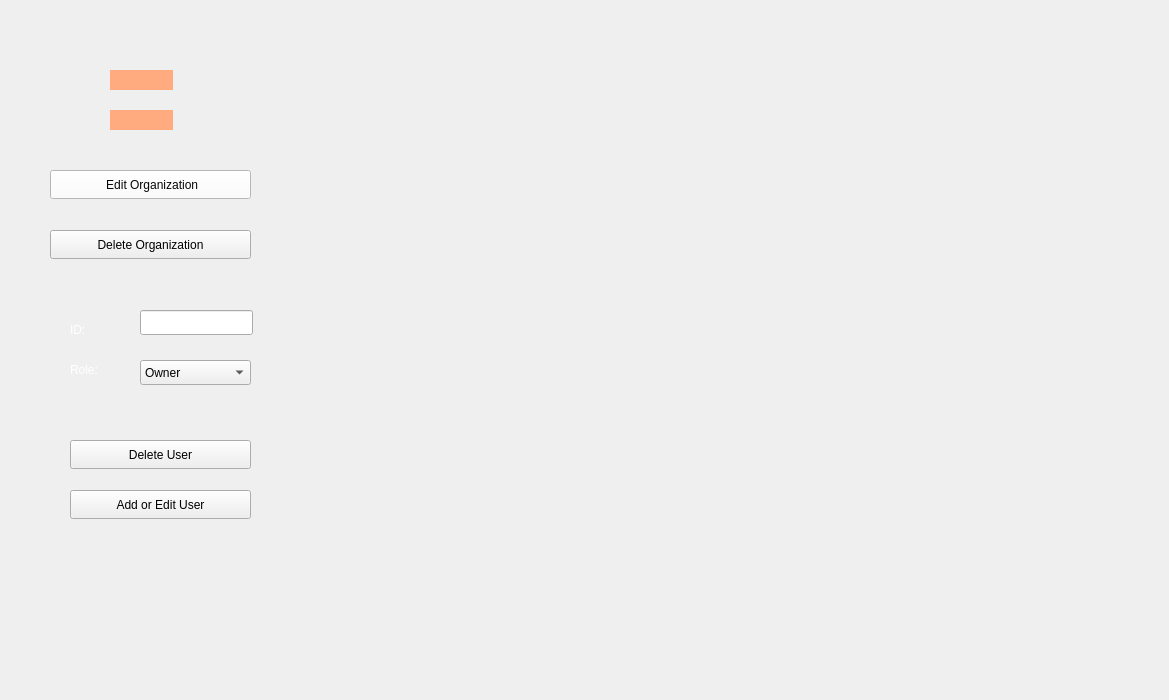
Qt form client_apProject/orgdialog.ui (sabasheikhi/ap_project) before a commit.
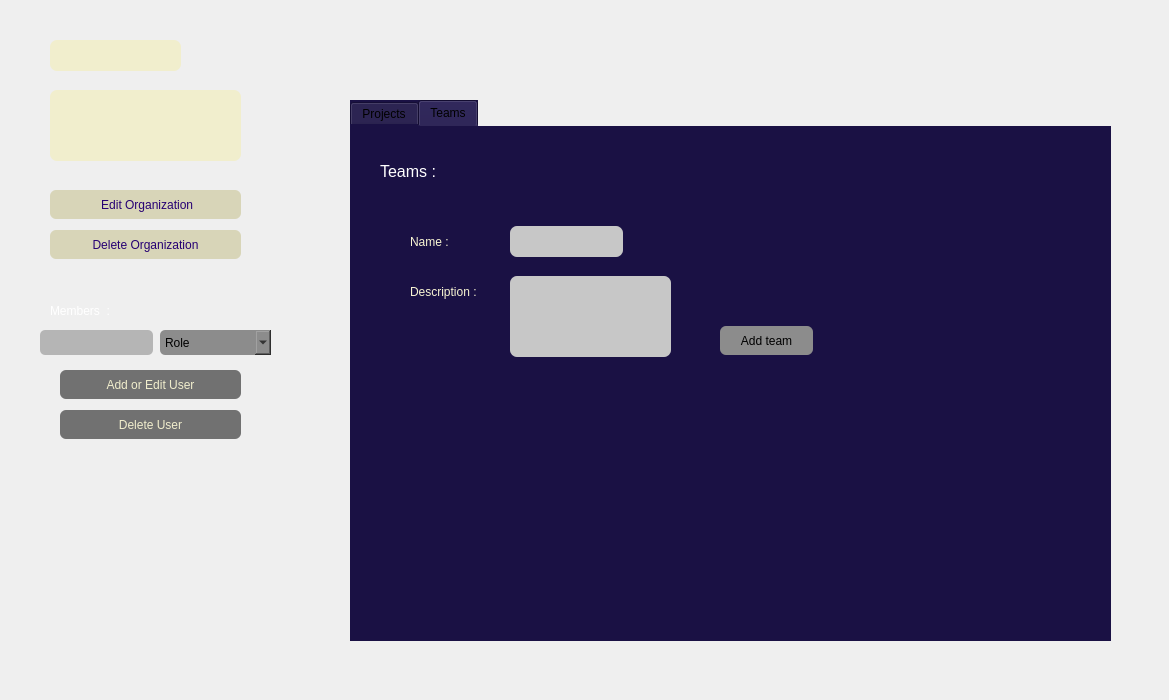
The same form after that commit. Icons and pictures are not drawn.

Commit message:
project and team dialog created
project and team dialog created and functions for them handle.

The edit to the form file:
```diff
--- a/client_apProject/orgdialog.ui
+++ b/client_apProject/orgdialog.ui
@@ -33,14 +33,15 @@
    <property name="geometry">
     <rect>
      <x>50</x>
-     <y>170</y>
-     <width>201</width>
+     <y>190</y>
+     <width>191</width>
      <height>29</height>
     </rect>
    </property>
    <property name="styleSheet">
-    <string notr="true">color: rgb(7, 7, 7);
-background-color: rgb(255, 255, 255);</string>
+    <string notr="true">color: rgb(38, 0, 115);
+background-color: rgb(216, 213, 184);
+border-radius:6px;</string>
    </property>
    <property name="text">
     <string> Edit Organization</string>
@@ -51,10 +52,15 @@
     <rect>
      <x>50</x>
      <y>230</y>
-     <width>201</width>
+     <width>191</width>
      <height>29</height>
     </rect>
    </property>
+   <property name="styleSheet">
+    <string notr="true">color: rgb(38, 0, 115);
+background-color: rgb(216, 213, 184);
+border-radius:6px;</string>
+   </property>
    <property name="text">
     <string>Delete Organization</string>
    </property>
@@ -62,15 +68,19 @@
   <widget class="QComboBox" name="roleComboBox">
    <property name="geometry">
     <rect>
-     <x>140</x>
-     <y>360</y>
+     <x>160</x>
+     <y>330</y>
      <width>111</width>
      <height>25</height>
     </rect>
    </property>
+   <property name="styleSheet">
+    <string notr="true">border-radius:5px;
+background-color: rgb(140, 140, 140);</string>
+   </property>
    <item>
     <property name="text">
-     <string>Owner</string>
+     <string notr="true">Role</string>
     </property>
    </item>
    <item>
@@ -84,57 +94,50 @@
     </property>
    </item>
   </widget>
-  <widget class="QLabel" name="roleLabel">
-   <property name="geometry">
-    <rect>
-     <x>70</x>
-     <y>360</y>
-     <width>41</width>
-     <height>20</height>
-    </rect>
-   </property>
-   <property name="styleSheet">
-    <string notr="true">color: rgb(255, 255, 255);</string>
-   </property>
-   <property name="text">
-    <string>Role:</string>
-   </property>
-  </widget>
   <widget class="QLabel" name="idLabel">
    <property name="geometry">
     <rect>
-     <x>70</x>
-     <y>320</y>
-     <width>31</width>
-     <height>20</height>
+     <x>50</x>
+     <y>300</y>
+     <width>101</width>
+     <height>21</height>
     </rect>
    </property>
    <property name="styleSheet">
     <string notr="true">color: rgb(255, 255, 255);</string>
    </property>
    <property name="text">
-    <string>ID:</string>
+    <string>Members  :</string>
    </property>
   </widget>
   <widget class="QLineEdit" name="idLineEdit">
    <property name="geometry">
     <rect>
-     <x>140</x>
-     <y>310</y>
+     <x>40</x>
+     <y>330</y>
      <width>113</width>
      <height>25</height>
     </rect>
    </property>
+   <property name="styleSheet">
+    <string notr="true">border-radius:5px;
+background-color: rgb(181, 181, 181);</string>
+   </property>
   </widget>
   <widget class="QPushButton" name="delete_user">
    <property name="geometry">
     <rect>
-     <x>70</x>
-     <y>440</y>
+     <x>60</x>
+     <y>410</y>
      <width>181</width>
      <height>29</height>
     </rect>
    </property>
+   <property name="styleSheet">
+    <string notr="true">color: rgb(241, 238, 205);
+background-color: rgb(113, 113, 113);
+border-radius:6px;</string>
+   </property>
    <property name="text">
     <string>Delete User</string>
    </property>
@@ -142,12 +145,17 @@
   <widget class="QPushButton" name="addOrEditUser">
    <property name="geometry">
     <rect>
-     <x>70</x>
-     <y>490</y>
+     <x>60</x>
+     <y>370</y>
      <width>181</width>
      <height>29</height>
     </rect>
    </property>
+   <property name="styleSheet">
+    <string notr="true">color: rgb(241, 238, 205);
+background-color: rgb(113, 113, 113);
+border-radius:6px;</string>
+   </property>
    <property name="text">
     <string>Add or Edit User</string>
    </property>
@@ -155,15 +163,16 @@
   <widget class="QLabel" name="nameLabel">
    <property name="geometry">
     <rect>
-     <x>110</x>
-     <y>70</y>
-     <width>63</width>
-     <height>20</height>
+     <x>50</x>
+     <y>40</y>
+     <width>131</width>
+     <height>31</height>
     </rect>
    </property>
    <property name="styleSheet">
-    <string notr="true">color: rgb(255, 255, 255);
-background-color: rgb(255, 170, 127);</string>
+    <string notr="true">color: rgb(0, 0, 157);
+background-color: rgb(241, 238, 205);
+border-radius:7px;</string>
    </property>
    <property name="text">
     <string/>
@@ -172,20 +181,275 @@
   <widget class="QLabel" name="descriptionLabel">
    <property name="geometry">
     <rect>
-     <x>110</x>
-     <y>110</y>
-     <width>63</width>
-     <height>20</height>
+     <x>50</x>
+     <y>90</y>
+     <width>191</width>
+     <height>71</height>
     </rect>
    </property>
    <property name="styleSheet">
-    <string notr="true">color: rgb(255, 255, 255);
-background-color: rgb(255, 170, 127);</string>
+    <string notr="true">color: rgb(0, 0, 157);
+background-color: rgb(241, 238, 205);
+border-radius:7px;</string>
    </property>
    <property name="text">
     <string/>
    </property>
   </widget>
+  <widget class="QTabWidget" name="tabWidget">
+   <property name="geometry">
+    <rect>
+     <x>350</x>
+     <y>100</y>
+     <width>761</width>
+     <height>541</height>
+    </rect>
+   </property>
+   <property name="styleSheet">
+    <string notr="true">background-color: rgb(26, 17, 68);
+border-color: rgb(26, 17, 68);
+</string>
+   </property>
+   <property name="currentIndex">
+    <number>1</number>
+   </property>
+   <widget class="QWidget" name="Projects">
+    <property name="styleSheet">
+     <string notr="true">background-color: rgb(26, 17, 68);</string>
+    </property>
+    <attribute name="title">
+     <string>Projects</string>
+    </attribute>
+    <widget class="QPushButton" name="addproject">
+     <property name="geometry">
+      <rect>
+       <x>390</x>
+       <y>220</y>
+       <width>93</width>
+       <height>29</height>
+      </rect>
+     </property>
+     <property name="styleSheet">
+      <string notr="true">background-color: rgb(140, 140, 140);
+border-radius:6px;</string>
+     </property>
+     <property name="text">
+      <string>Add project</string>
+     </property>
+    </widget>
+    <widget class="QLabel" name="projectlabel">
+     <property name="geometry">
+      <rect>
+       <x>30</x>
+       <y>30</y>
+       <width>111</width>
+       <height>31</height>
+      </rect>
+     </property>
+     <property name="font">
+      <font>
+       <pointsize>12</pointsize>
+      </font>
+     </property>
+     <property name="styleSheet">
+      <string notr="true">color: rgb(255, 255, 255);</string>
+     </property>
+     <property name="text">
+      <string>Projects :</string>
+     </property>
+    </widget>
+    <widget class="QLabel" name="label_3">
+     <property name="geometry">
+      <rect>
+       <x>70</x>
+       <y>120</y>
+       <width>71</width>
+       <height>31</height>
+      </rect>
+     </property>
+     <property name="styleSheet">
+      <string notr="true">color: rgb(248, 245, 211);</string>
+     </property>
+     <property name="text">
+      <string>Name :</string>
+     </property>
+    </widget>
+    <widget class="QLabel" name="label_4">
+     <property name="geometry">
+      <rect>
+       <x>70</x>
+       <y>170</y>
+       <width>91</width>
+       <height>31</height>
+      </rect>
+     </property>
+     <property name="styleSheet">
+      <string notr="true">color: rgb(248, 245, 211);</string>
+     </property>
+     <property name="text">
+      <string>Description :</string>
+     </property>
+    </widget>
+    <widget class="QLineEdit" name="project_name_2">
+     <property name="geometry">
+      <rect>
+       <x>200</x>
+       <y>120</y>
+       <width>113</width>
+       <height>31</height>
+      </rect>
+     </property>
+     <property name="styleSheet">
+      <string notr="true">background-color: rgb(199, 199, 199);
+border-radius:7px;</string>
+     </property>
+    </widget>
+    <widget class="QTextEdit" name="projectdes_2">
+     <property name="geometry">
+      <rect>
+       <x>200</x>
+       <y>170</y>
+       <width>161</width>
+       <height>81</height>
+      </rect>
+     </property>
+     <property name="styleSheet">
+      <string notr="true">background-color: rgb(199, 199, 199);
+border-radius:7px;</string>
+     </property>
+    </widget>
+    <widget class="QWidget" name="horizontalLayoutWidget">
+     <property name="geometry">
+      <rect>
+       <x>40</x>
+       <y>310</y>
+       <width>651</width>
+       <height>161</height>
+      </rect>
+     </property>
+     <layout class="QHBoxLayout" name="prolay"/>
+    </widget>
+   </widget>
+   <widget class="QWidget" name="Teams">
+    <property name="styleSheet">
+     <string notr="true">background-color: rgb(26, 17, 68);</string>
+    </property>
+    <attribute name="title">
+     <string>Teams</string>
+    </attribute>
+    <widget class="QLabel" name="teamlabel">
+     <property name="geometry">
+      <rect>
+       <x>30</x>
+       <y>30</y>
+       <width>71</width>
+       <height>31</height>
+      </rect>
+     </property>
+     <property name="font">
+      <font>
+       <pointsize>12</pointsize>
+       <italic>false</italic>
+       <bold>false</bold>
+      </font>
+     </property>
+     <property name="styleSheet">
+      <string notr="true">color: rgb(255, 255, 255);</string>
+     </property>
+     <property name="text">
+      <string>Teams :</string>
+     </property>
+    </widget>
+    <widget class="QPushButton" name="addteam">
+     <property name="geometry">
+      <rect>
+       <x>370</x>
+       <y>200</y>
+       <width>93</width>
+       <height>29</height>
+      </rect>
+     </property>
+     <property name="styleSheet">
+      <string notr="true">background-color: rgb(140, 140, 140);
+border-radius:6px;</string>
+     </property>
+     <property name="text">
+      <string>Add team</string>
+     </property>
+    </widget>
+    <widget class="QLineEdit" name="team_name">
+     <property name="geometry">
+      <rect>
+       <x>160</x>
+       <y>100</y>
+       <width>113</width>
+       <height>31</height>
+      </rect>
+     </property>
+     <property name="styleSheet">
+      <string notr="true">background-color: rgb(199, 199, 199);
+border-radius:7px;</string>
+     </property>
+    </widget>
+    <widget class="QTextEdit" name="teamdes">
+     <property name="geometry">
+      <rect>
+       <x>160</x>
+       <y>150</y>
+       <width>161</width>
+       <height>81</height>
+      </rect>
+     </property>
+     <property name="styleSheet">
+      <string notr="true">background-color: rgb(199, 199, 199);
+border-radius:7px;</string>
+     </property>
+    </widget>
+    <widget class="QLabel" name="label">
+     <property name="geometry">
+      <rect>
+       <x>60</x>
+       <y>100</y>
+       <width>71</width>
+       <height>31</height>
+      </rect>
+     </property>
+     <property name="styleSheet">
+      <string notr="true">color: rgb(248, 245, 211);</string>
+     </property>
+     <property name="text">
+      <string>Name :</string>
+     </property>
+    </widget>
+    <widget class="QLabel" name="label_2">
+     <property name="geometry">
+      <rect>
+       <x>60</x>
+       <y>150</y>
+       <width>91</width>
+       <height>31</height>
+      </rect>
+     </property>
+     <property name="styleSheet">
+      <string notr="true">color: rgb(248, 245, 211);</string>
+     </property>
+     <property name="text">
+      <string>Description :</string>
+     </property>
+    </widget>
+    <widget class="QWidget" name="horizontalLayoutWidget_2">
+     <property name="geometry">
+      <rect>
+       <x>40</x>
+       <y>330</y>
+       <width>661</width>
+       <height>131</height>
+      </rect>
+     </property>
+     <layout class="QHBoxLayout" name="teamlay"/>
+    </widget>
+   </widget>
+  </widget>
  </widget>
  <resources/>
  <connections/>
```
The commit also changes 126 other files.
